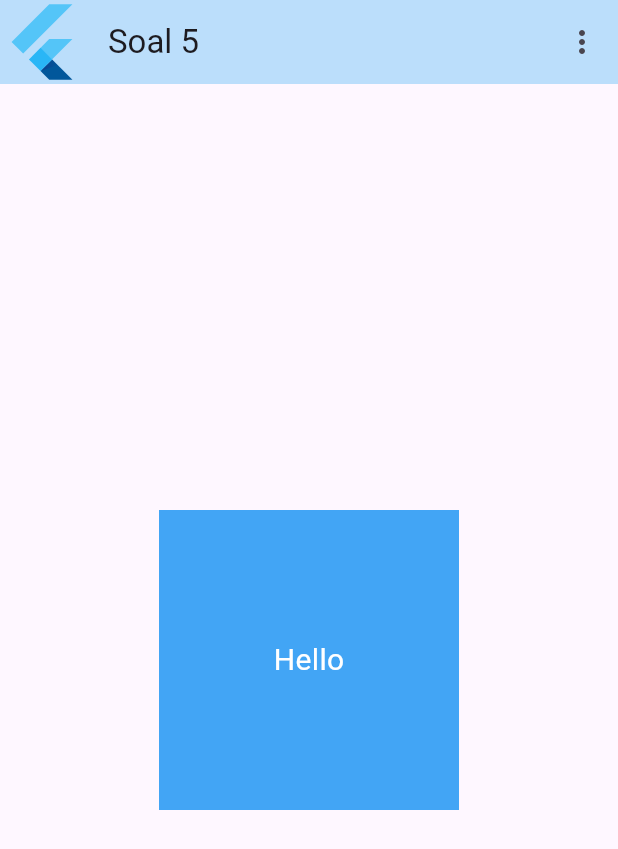
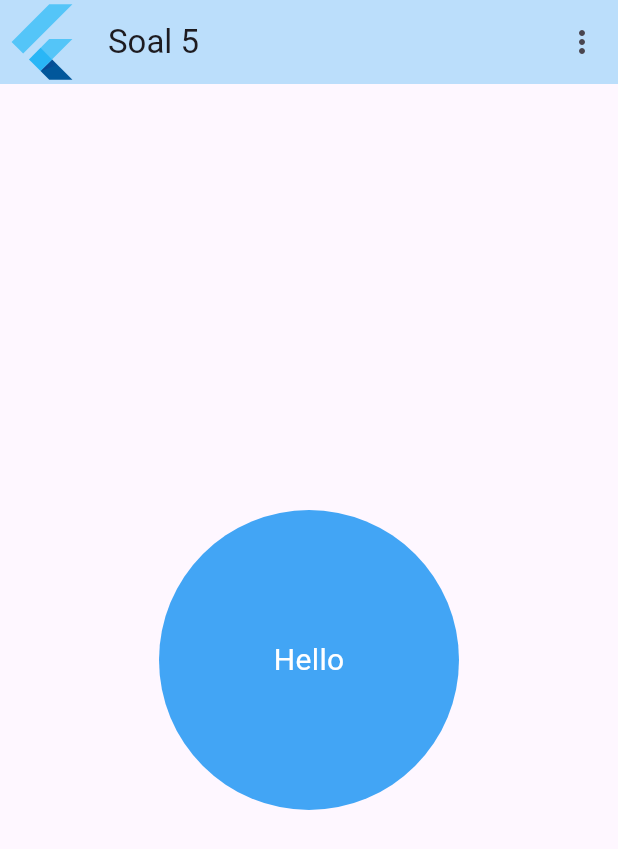
Before and after one commit to WillyAgustri/Learn-Flutter-Fundamental, a Flutter app: the screen it shows after launch, on a phone screen of 412 x 824 dp. Shown: the top 849 px of the screen. Run offline on Flutter 3.47's test engine with Material 3 defaults, Android fonts, the phone set to English and light mode, and no system bars; project files that could hold a hidden picture were left out.

Commit message:
Add Pratice 6

```diff
--- a/Week 4/flutter_application_4/lib/main.dart
+++ b/Week 4/flutter_application_4/lib/main.dart
@@ -5,6 +5,7 @@ import './widgets/soal_2.dart';
 import './widgets/soal_3.dart';
 import './widgets/soal_4.dart';
 import './widgets/soal_5.dart';
+import './widgets/soal_6.dart';
 
 void main() {
   runApp(const MainApp());
@@ -17,7 +18,7 @@ class MainApp extends StatelessWidget {
   Widget build(BuildContext context) {
     return MaterialApp(
       debugShowCheckedModeBanner: false,
-      home: soal_5(),
+      home: soal_6(),
     );
   }
 }
--- /dev/null
+++ b/Week 4/flutter_application_4/lib/widgets/soal_6.dart
@@ -0,0 +1,33 @@
+import 'package:flutter/material.dart';
+
+class soal_6 extends StatelessWidget {
+  const soal_6({
+    super.key,
+  });
+
+  @override
+  Widget build(BuildContext context) {
+    return Scaffold(
+        appBar: AppBar(
+          leading: FlutterLogo(),
+          backgroundColor: Colors.blue[100],
+          title: Text("Soal 5"),
+          actions: [
+            IconButton(onPressed: () {}, icon: Icon(Icons.more_vert_outlined))
+          ],
+        ),
+        body: Center(
+            child: Container(
+          alignment: Alignment.center,
+          width: 200,
+          height: 200,
+          decoration: BoxDecoration(
+              color: Colors.blue[400],
+              borderRadius: BorderRadius.circular(200)),
+          child: Text(
+            "Hello",
+            style: TextStyle(fontSize: 20, color: Colors.white),
+          ),
+        )));
+  }
+}
```
